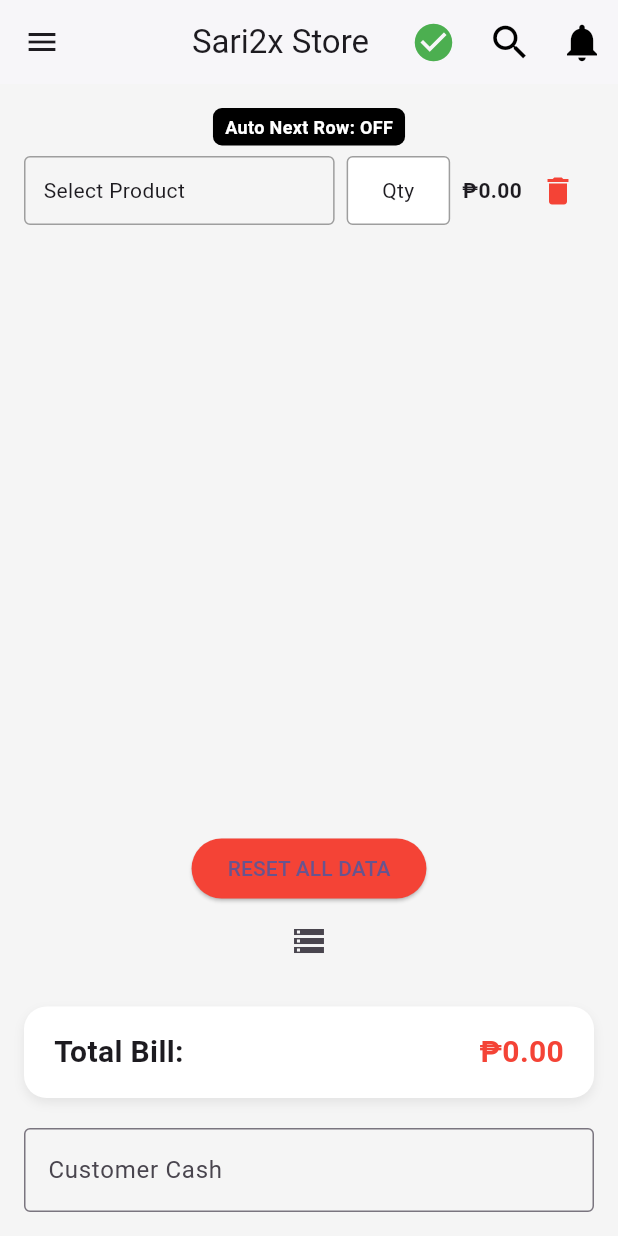
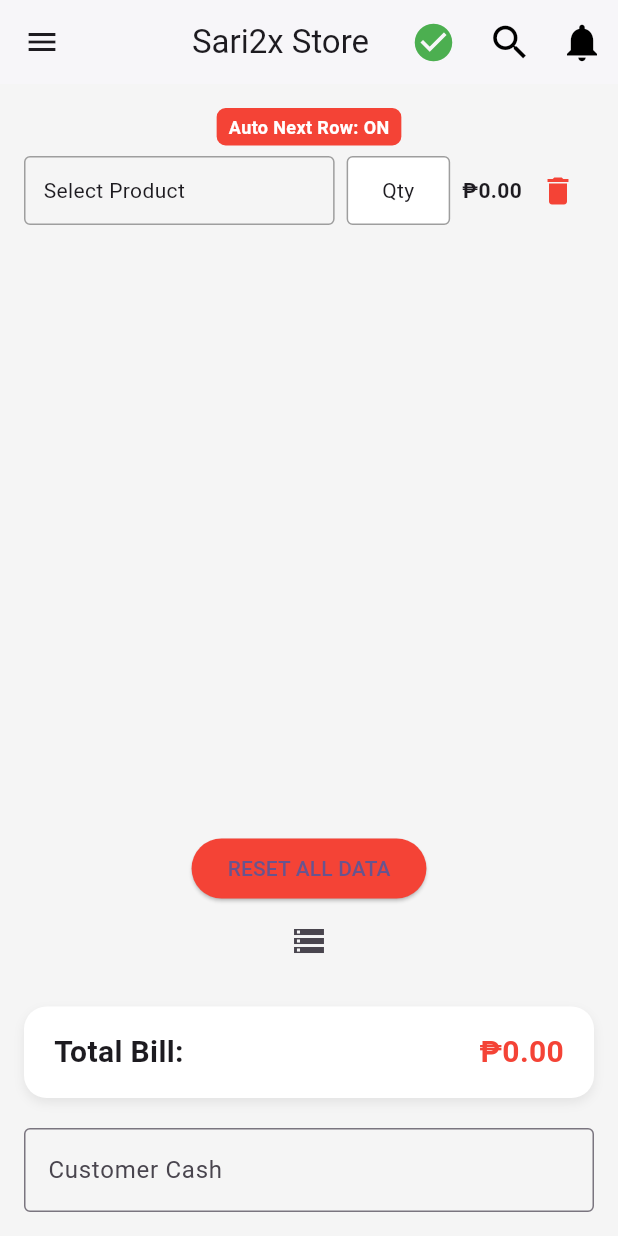
Before and after one commit to marluxdxd/cashier_new, a Flutter app: the screen it shows after launch, in the side drawer, after a tap on the "storage" icon, on a phone screen of 412 x 824 dp. Run offline on Flutter 3.47's test engine with Material 3 defaults, Android fonts, the phone set to English and light mode, and no system bars; our stand-ins replace connectivity_plus, internet_connection_checker, pdf, share_plus, shared_preferences, sqflite and 1 more; missing offline and left inert: pdfx; accounts and stored records are empty.

Commit message:
save daan part 6

```diff
--- a/lib/class/pos_row_manager.dart
+++ b/lib/class/pos_row_manager.dart
@@ -78,7 +78,7 @@ class POSRowManager {
     }
 
     return Padding(
-      padding: const EdgeInsets.symmetric(vertical: 6),
+      padding: EdgeInsets.symmetric(vertical: 6),
       child: Row(
         children: [
           // ================= PRODUCT =================
--- a/lib/main.dart
+++ b/lib/main.dart
@@ -30,11 +30,11 @@ void main() async {
     stockHistorySyncService: stockHistoryService,
   ); // auto-listen
 
-  runApp(const MyApp());
+  runApp( MyApp());
 }
 
 class MyApp extends StatelessWidget {
-  const MyApp({super.key});
+   MyApp({super.key});
 
   @override
   Widget build(BuildContext context) {
@@ -44,7 +44,7 @@ class MyApp extends StatelessWidget {
       theme: ThemeData(
         colorScheme: ColorScheme.fromSeed(seedColor: Colors.deepPurple),
       ),
-      home: const Home(),
+      home:  Home(),
     );
   }
 }
--- a/lib/view/home.dart
+++ b/lib/view/home.dart
@@ -30,7 +30,7 @@ class Home extends StatefulWidget {
 }
 
 class _HomeState extends State<Home> {
-  bool isAutoNextRowOn = false; // default OFF
+  bool isAutoNextRowOn = true; // default OFF
   bool isSyncingOnline = false;
   bool syncSuccess = false;
   StreamSubscription<InternetConnectionStatus>? _listener;
@@ -139,12 +139,12 @@ class _HomeState extends State<Home> {
         centerTitle: true,
       actions: [
   if (isSyncing)
-            const Padding(
+    Padding(
       padding: EdgeInsets.all(12),
       child: CircularProgressIndicator(color: Colors.red),
     )
   else if (syncSuccess)
-            const Padding(
+    Padding(
       padding: EdgeInsets.all(12),
       child: Icon(Icons.check_circle, color: Colors.green, size: 30),
     ),
@@ -157,6 +157,7 @@ class _HomeState extends State<Home> {
     icon: Icon(Icons.notifications, color: Colors.black, size: 30),
   ),
 ],
+
       ),
       drawer: Appdrawer(),
       body: Padding(
```
Also changed, not shown: lib/database/local_db.dart (+0 -24 lines), lib/view/transaction_history.dart (+28 -2 lines), 1 other file. Lines whose indentation alone changed are shown as unchanged.
